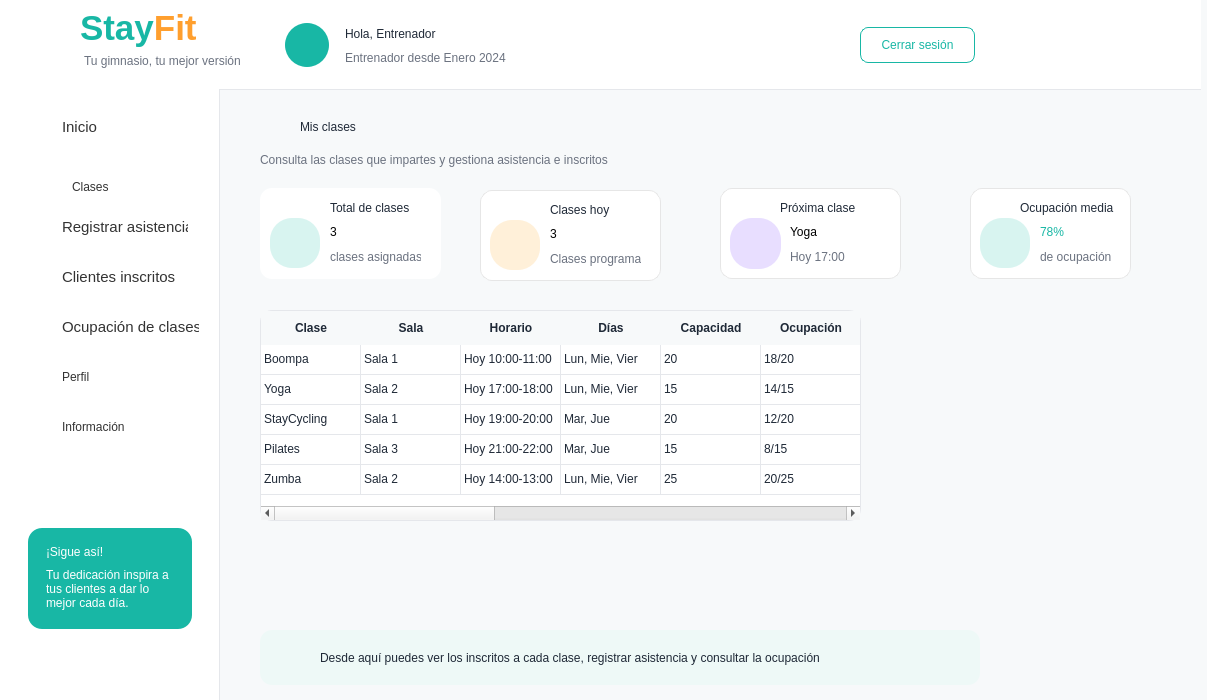
Qt form Proyecto/src/vista/Ui/interfaz_entrenador_clases.ui (smonts01/Ingenieria-del-software) before a commit.
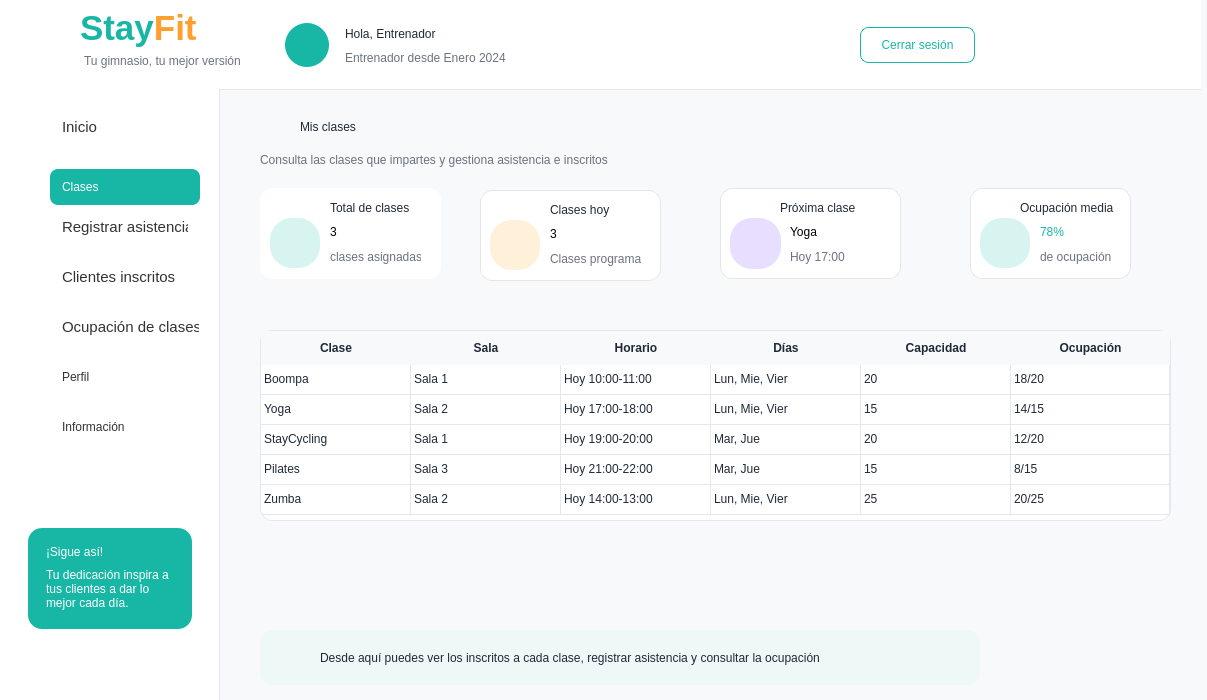
The same form after that commit. Icons and pictures are not drawn.

Commit message: clases entrenador

```diff
--- a/Proyecto/src/vista/Ui/interfaz_entrenador_clases.ui
+++ b/Proyecto/src/vista/Ui/interfaz_entrenador_clases.ui
@@ -604,6 +604,30 @@
        <height>36</height>
       </rect>
      </property>
+     <property name="styleSheet">
+      <string notr="true">QPushButton {
+    background-color: #18B7A5;
+    border: none;
+    border-radius: 8px;
+    padding: 8px 12px;
+    text-align: left;
+    color: #FFFFFF;
+}
+
+QPushButton:hover {
+    background-color: #E8F8F5;
+}
+
+QPushButton:checked {
+    background-color: #DDF7F3;
+    color: #333333;
+    font-weight: bold;
+}
+
+ 
+
+</string>
+     </property>
      <property name="text">
       <string>Clases</string>
      </property>
@@ -1110,9 +1134,9 @@
      <property name="geometry">
       <rect>
        <x>40</x>
-       <y>220</y>
-       <width>601</width>
-       <height>211</height>
+       <y>240</y>
+       <width>911</width>
+       <height>191</height>
       </rect>
      </property>
      <property name="styleSheet">
@@ -1137,12 +1161,24 @@
     padding: 8px;
 }</string>
      </property>
+     <property name="verticalScrollBarPolicy">
+      <enum>Qt::ScrollBarAsNeeded</enum>
+     </property>
+     <property name="horizontalScrollBarPolicy">
+      <enum>Qt::ScrollBarAlwaysOff</enum>
+     </property>
      <property name="rowCount">
       <number>5</number>
      </property>
      <property name="columnCount">
-      <number>13</number>
+      <number>6</number>
      </property>
+     <attribute name="horizontalHeaderDefaultSectionSize">
+      <number>150</number>
+     </attribute>
+     <attribute name="horizontalHeaderStretchLastSection">
+      <bool>true</bool>
+     </attribute>
      <attribute name="verticalHeaderVisible">
       <bool>false</bool>
      </attribute>
@@ -1181,13 +1217,6 @@
        <string>Ocupación</string>
       </property>
      </column>
-     <column/>
-     <column/>
-     <column/>
-     <column/>
-     <column/>
-     <column/>
-     <column/>
      <item row="0" column="0">
       <property name="text">
        <string>Boompa</string>
```
Left out of the diff: 16 changed lines with no effect on the pictures.
